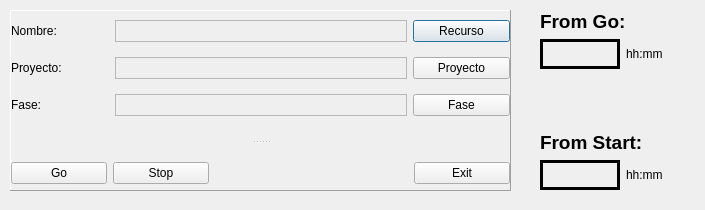
Above: es.restec.gestionProjectos/src/cliente/mainform.ui from dpeinado/restec before the change. Below: the same form after it.
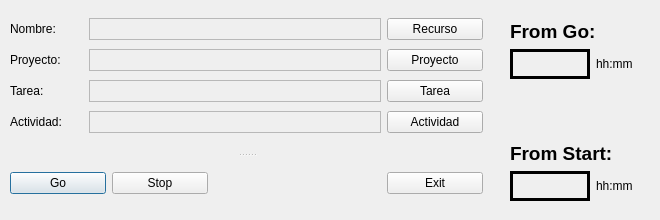
That is the form after the change.

Patch:
```diff
--- a/es.restec.gestionProjectos/src/cliente/mainform.ui
+++ b/es.restec.gestionProjectos/src/cliente/mainform.ui
@@ -6,8 +6,8 @@
    <rect>
     <x>0</x>
     <y>0</y>
-    <width>705</width>
-    <height>210</height>
+    <width>660</width>
+    <height>220</height>
    </rect>
   </property>
   <property name="sizePolicy">
@@ -18,37 +18,141 @@
   </property>
   <property name="minimumSize">
    <size>
-    <width>705</width>
-    <height>210</height>
+    <width>660</width>
+    <height>220</height>
+   </size>
+  </property>
+  <property name="maximumSize">
+   <size>
+    <width>660</width>
+    <height>220</height>
    </size>
   </property>
   <property name="windowTitle">
    <string>Dialog</string>
   </property>
+  <widget class="QWidget" name="layoutWidget">
+   <property name="geometry">
+    <rect>
+     <x>510</x>
+     <y>20</y>
+     <width>139</width>
+     <height>181</height>
+    </rect>
+   </property>
+   <layout class="QVBoxLayout" name="verticalLayout_3">
+    <item>
+     <layout class="QVBoxLayout" name="verticalLayout_2">
+      <item>
+       <widget class="QLabel" name="label_5">
+        <property name="text">
+         <string>&lt;html&gt;&lt;head/&gt;&lt;body&gt;&lt;p&gt;&lt;span style=&quot; font-size:14pt; font-weight:600;&quot;&gt;From Go:&lt;/span&gt;&lt;/p&gt;&lt;/body&gt;&lt;/html&gt;</string>
+        </property>
+       </widget>
+      </item>
+      <item>
+       <layout class="QHBoxLayout" name="horizontalLayout_2">
+        <item>
+         <widget class="QLabel" name="showTimeFromGo">
+          <property name="minimumSize">
+           <size>
+            <width>80</width>
+            <height>30</height>
+           </size>
+          </property>
+          <property name="frameShape">
+           <enum>QFrame::Panel</enum>
+          </property>
+          <property name="lineWidth">
+           <number>3</number>
+          </property>
+          <property name="midLineWidth">
+           <number>2</number>
+          </property>
+          <property name="text">
+           <string/>
+          </property>
+         </widget>
+        </item>
+        <item>
+         <widget class="QLabel" name="label_6">
+          <property name="text">
+           <string>hh:mm</string>
+          </property>
+         </widget>
+        </item>
+       </layout>
+      </item>
+     </layout>
+    </item>
+    <item>
+     <spacer name="verticalSpacer">
+      <property name="orientation">
+       <enum>Qt::Vertical</enum>
+      </property>
+      <property name="sizeHint" stdset="0">
+       <size>
+        <width>20</width>
+        <height>40</height>
+       </size>
+      </property>
+     </spacer>
+    </item>
+    <item>
+     <layout class="QVBoxLayout" name="verticalLayout">
+      <item>
+       <widget class="QLabel" name="label_8">
+        <property name="text">
+         <string>&lt;html&gt;&lt;head/&gt;&lt;body&gt;&lt;p&gt;&lt;span style=&quot; font-size:14pt; font-weight:600;&quot;&gt;From Start:&lt;/span&gt;&lt;/p&gt;&lt;/body&gt;&lt;/html&gt;</string>
+        </property>
+       </widget>
+      </item>
+      <item>
+       <layout class="QHBoxLayout" name="horizontalLayout_3">
+        <item>
+         <widget class="QLabel" name="showTimeFromStart">
+          <property name="minimumSize">
+           <size>
+            <width>80</width>
+            <height>30</height>
+           </size>
+          </property>
+          <property name="frameShape">
+           <enum>QFrame::Panel</enum>
+          </property>
+          <property name="lineWidth">
+           <number>3</number>
+          </property>
+          <property name="midLineWidth">
+           <number>2</number>
+          </property>
+          <property name="text">
+           <string/>
+          </property>
+         </widget>
+        </item>
+        <item>
+         <widget class="QLabel" name="label_7">
+          <property name="text">
+           <string>hh:mm</string>
+          </property>
+         </widget>
+        </item>
+       </layout>
+      </item>
+     </layout>
+    </item>
+   </layout>
+  </widget>
   <widget class="QSplitter" name="splitter">
    <property name="geometry">
     <rect>
      <x>10</x>
-     <y>10</y>
-     <width>501</width>
+     <y>15</y>
+     <width>473</width>
      <height>181</height>
     </rect>
    </property>
-   <property name="minimumSize">
-    <size>
-     <width>500</width>
-     <height>170</height>
-    </size>
-   </property>
-   <property name="frameShape">
-    <enum>QFrame::Panel</enum>
-   </property>
-   <property name="frameShadow">
-    <enum>QFrame::Raised</enum>
-   </property>
-   <property name="midLineWidth">
-    <number>2</number>
-   </property>
    <property name="orientation">
     <enum>Qt::Vertical</enum>
    </property>
@@ -94,6 +198,9 @@
          <height>0</height>
         </size>
        </property>
+       <property name="focusPolicy">
+        <enum>Qt::NoFocus</enum>
+       </property>
        <property name="text">
         <string>Recurso</string>
        </property>
@@ -107,7 +214,7 @@
       </widget>
      </item>
      <item row="1" column="1">
-      <widget class="QLabel" name="displayProyectp">
+      <widget class="QLabel" name="displayProyecto">
        <property name="minimumSize">
         <size>
          <width>292</width>
@@ -133,6 +240,9 @@
          <height>0</height>
         </size>
        </property>
+       <property name="focusPolicy">
+        <enum>Qt::NoFocus</enum>
+       </property>
        <property name="text">
         <string>Proyecto</string>
        </property>
@@ -141,12 +251,12 @@
      <item row="2" column="0">
       <widget class="QLabel" name="label_3">
        <property name="text">
-        <string>Fase:</string>
+        <string>Tarea:</string>
        </property>
       </widget>
      </item>
      <item row="2" column="1">
-      <widget class="QLabel" name="label_4">
+      <widget class="QLabel" name="displayTarea">
        <property name="minimumSize">
         <size>
          <width>292</width>
@@ -165,15 +275,60 @@
       </widget>
      </item>
      <item row="2" column="2">
-      <widget class="QPushButton" name="setFaseButton">
+      <widget class="QPushButton" name="setTareaButton">
        <property name="minimumSize">
         <size>
          <width>96</width>
          <height>0</height>
         </size>
        </property>
+       <property name="focusPolicy">
+        <enum>Qt::NoFocus</enum>
+       </property>
        <property name="text">
-        <string>Fase</string>
+        <string>Tarea</string>
+       </property>
+      </widget>
+     </item>
+     <item row="3" column="0">
+      <widget class="QLabel" name="label_4">
+       <property name="text">
+        <string>Actividad:</string>
+       </property>
+      </widget>
+     </item>
+     <item row="3" column="1">
+      <widget class="QLabel" name="displayActividad">
+       <property name="minimumSize">
+        <size>
+         <width>292</width>
+         <height>20</height>
+        </size>
+       </property>
+       <property name="frameShape">
+        <enum>QFrame::StyledPanel</enum>
+       </property>
+       <property name="frameShadow">
+        <enum>QFrame::Raised</enum>
+       </property>
+       <property name="text">
+        <string/>
+       </property>
+      </widget>
+     </item>
+     <item row="3" column="2">
+      <widget class="QPushButton" name="setActividadButton">
+       <property name="minimumSize">
+        <size>
+         <width>96</width>
+         <height>0</height>
+        </size>
+       </property>
+       <property name="focusPolicy">
+        <enum>Qt::NoFocus</enum>
+       </property>
+       <property name="text">
+        <string>Actividad</string>
        </property>
       </widget>
      </item>
@@ -189,6 +344,9 @@
          <height>0</height>
         </size>
        </property>
+       <property name="focusPolicy">
+        <enum>Qt::TabFocus</enum>
+       </property>
        <property name="text">
         <string>Go</string>
        </property>
@@ -236,119 +394,8 @@
     </layout>
    </widget>
   </widget>
-  <widget class="QWidget" name="">
-   <property name="geometry">
-    <rect>
-     <x>540</x>
-     <y>10</y>
-     <width>139</width>
-     <height>180</height>
-    </rect>
-   </property>
-   <layout class="QVBoxLayout" name="verticalLayout_3">
-    <item>
-     <layout class="QVBoxLayout" name="verticalLayout_2">
-      <item>
-       <widget class="QLabel" name="label_5">
-        <property name="text">
-         <string>&lt;html&gt;&lt;head/&gt;&lt;body&gt;&lt;p&gt;&lt;span style=&quot; font-size:14pt; font-weight:600;&quot;&gt;From Go:&lt;/span&gt;&lt;/p&gt;&lt;/body&gt;&lt;/html&gt;</string>
-        </property>
-       </widget>
-      </item>
-      <item>
-       <layout class="QHBoxLayout" name="horizontalLayout_2">
-        <item>
-         <widget class="QLabel" name="showTimeFromGo">
-          <property name="minimumSize">
-           <size>
-            <width>80</width>
-            <height>30</height>
-           </size>
-          </property>
-          <property name="frameShape">
-           <enum>QFrame::Panel</enum>
-          </property>
-          <property name="lineWidth">
-           <number>3</number>
-          </property>
-          <property name="midLineWidth">
-           <number>2</number>
-          </property>
-          <property name="text">
-           <string/>
-          </property>
-         </widget>
-        </item>
-        <item>
-         <widget class="QLabel" name="label_6">
-          <property name="text">
-           <string>hh:mm</string>
-          </property>
-         </widget>
-        </item>
-       </layout>
-      </item>
-     </layout>
-    </item>
-    <item>
-     <spacer name="verticalSpacer">
-      <property name="orientation">
-       <enum>Qt::Vertical</enum>
-      </property>
-      <property name="sizeHint" stdset="0">
-       <size>
-        <width>20</width>
-        <height>40</height>
-       </size>
-      </property>
-     </spacer>
-    </item>
-    <item>
-     <layout class="QVBoxLayout" name="verticalLayout">
-      <item>
-       <widget class="QLabel" name="label_8">
-        <property name="text">
-         <string>&lt;html&gt;&lt;head/&gt;&lt;body&gt;&lt;p&gt;&lt;span style=&quot; font-size:14pt; font-weight:600;&quot;&gt;From Start:&lt;/span&gt;&lt;/p&gt;&lt;/body&gt;&lt;/html&gt;</string>
-        </property>
-       </widget>
-      </item>
-      <item>
-       <layout class="QHBoxLayout" name="horizontalLayout_3">
-        <item>
-         <widget class="QLabel" name="showTimeFromStart">
-          <property name="minimumSize">
-           <size>
-            <width>80</width>
-            <height>30</height>
-           </size>
-          </property>
-          <property name="frameShape">
-           <enum>QFrame::Panel</enum>
-          </property>
-          <property name="lineWidth">
-           <number>3</number>
-          </property>
-          <property name="midLineWidth">
-           <number>2</number>
-          </property>
-          <property name="text">
-           <string/>
-          </property>
-         </widget>
-        </item>
-        <item>
-         <widget class="QLabel" name="label_7">
-          <property name="text">
-           <string>hh:mm</string>
-          </property>
-         </widget>
-        </item>
-       </layout>
-      </item>
-     </layout>
-    </item>
-   </layout>
-  </widget>
+  <zorder>splitter</zorder>
+  <zorder>layoutWidget</zorder>
  </widget>
  <tabstops>
   <tabstop>goButton</tabstop>
```
Left out of the diff: 3 changed lines with no effect on the pictures.
